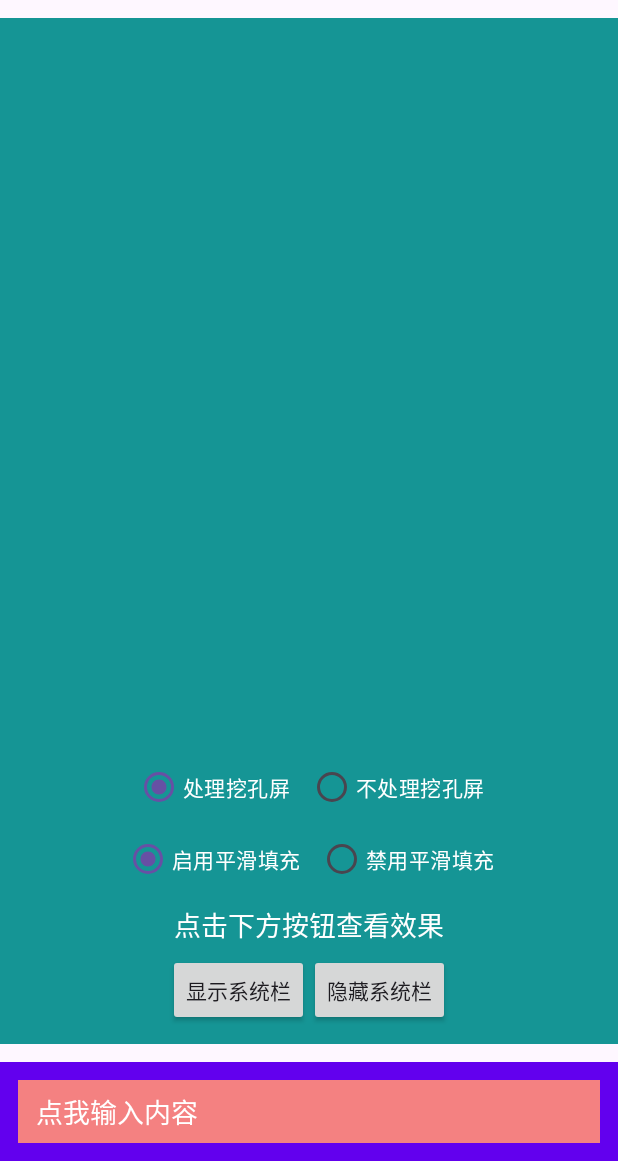
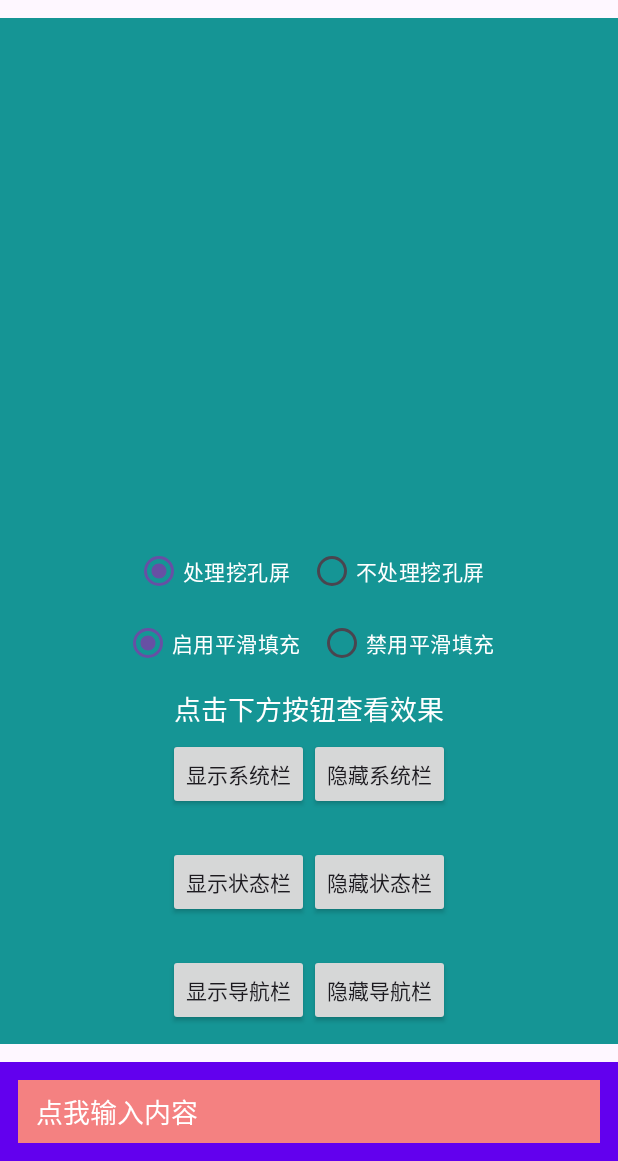
Before and after one commit to Matcha-xiaobin/fitSystemBarUtils, an Android app: the layout activity_main.xml on its own in the app's theme, with its tools: preview values and no code run, on a phone screen of 412 x 824 dp, the part 75-1236 px from its top. Run offline under Robolectric (Android 15) with nearby library versions, the phone set to English and light mode, and no system bars.

Commit message:
修复低于api30的设备上状态栏和导航栏即使隐藏了，也始终有高度的问题;

```diff
--- a/app/src/main/res/layout/activity_main.xml
+++ b/app/src/main/res/layout/activity_main.xml
@@ -139,7 +139,7 @@
                 android:gravity="center_horizontal"
                 android:orientation="horizontal"
                 app:layout_constrainedWidth="true"
-                app:layout_constraintBottom_toBottomOf="parent"
+                app:layout_constraintBottom_toTopOf="@id/ll_buttons4"
                 app:layout_constraintEnd_toEndOf="parent"
                 app:layout_constraintStart_toStartOf="parent">
 
@@ -154,6 +154,58 @@
                     android:layout_width="wrap_content"
                     android:layout_height="wrap_content"
                     android:text="隐藏系统栏" />
+
+            </LinearLayout>
+
+            <LinearLayout
+                android:id="@+id/ll_buttons4"
+                android:layout_width="wrap_content"
+                android:layout_height="wrap_content"
+                android:layout_marginBottom="24dp"
+                android:gravity="center_horizontal"
+                android:orientation="horizontal"
+                app:layout_constrainedWidth="true"
+                app:layout_constraintBottom_toTopOf="@id/ll_buttons5"
+                app:layout_constraintEnd_toEndOf="parent"
+                app:layout_constraintStart_toStartOf="parent">
+
+                <androidx.appcompat.widget.AppCompatButton
+                    android:id="@+id/btn_statusBarShow"
+                    android:layout_width="wrap_content"
+                    android:layout_height="wrap_content"
+                    android:text="显示状态栏" />
+
+                <androidx.appcompat.widget.AppCompatButton
+                    android:id="@+id/btn_statusBarHide"
+                    android:layout_width="wrap_content"
+                    android:layout_height="wrap_content"
+                    android:text="隐藏状态栏" />
+
+            </LinearLayout>
+
+            <LinearLayout
+                android:id="@+id/ll_buttons5"
+                android:layout_width="wrap_content"
+                android:layout_height="wrap_content"
+                android:layout_marginBottom="24dp"
+                android:gravity="center_horizontal"
+                android:orientation="horizontal"
+                app:layout_constrainedWidth="true"
+                app:layout_constraintBottom_toBottomOf="parent"
+                app:layout_constraintEnd_toEndOf="parent"
+                app:layout_constraintStart_toStartOf="parent">
+
+                <androidx.appcompat.widget.AppCompatButton
+                    android:id="@+id/btn_naviBarShow"
+                    android:layout_width="wrap_content"
+                    android:layout_height="wrap_content"
+                    android:text="显示导航栏" />
+
+                <androidx.appcompat.widget.AppCompatButton
+                    android:id="@+id/btn_naviBarHide"
+                    android:layout_width="wrap_content"
+                    android:layout_height="wrap_content"
+                    android:text="隐藏导航栏" />
 
             </LinearLayout>
 
--- a/fitSystemBar/src/main/java/com/xiaobin/fitsystembar/SystemBarExtensions.kt
+++ b/fitSystemBar/src/main/java/com/xiaobin/fitsystembar/SystemBarExtensions.kt
@@ -81,7 +81,7 @@ fun Window.showSystemBar(
  * 控制状态栏显隐
  * @param behavior 参考 showSystemBar 的描述
  */
-fun Window.setStatusBarVisibility(
+fun Window.showStatusBar(
     show: Boolean,
     behavior: Int = BEHAVIOR_SHOW_TRANSIENT_BARS_BY_SWIPE
 ) {
@@ -98,7 +98,7 @@ fun Window.setStatusBarVisibility(
  * 控制导航栏显隐
  * @param behavior 参考 showSystemBar 的描述
  */
-fun Window.setNavigationBarVisibility(
+fun Window.showNavigationBar(
     show: Boolean,
     behavior: Int = BEHAVIOR_SHOW_TRANSIENT_BARS_BY_SWIPE
 ) {
```
Also changed, not shown: app/src/main/java/demo/maple/fitsystembardemo/MainActivity.kt (+15 -0 lines), fitSystemBar/src/main/java/com/xiaobin/fitsystembar/FitSystemBarHelper.kt (+20 -5 lines).
